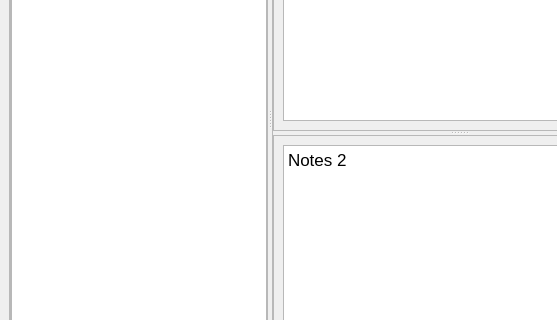
First picture: the form in resources/views/MainWindow.ui, repository namuan/junction, before the edit; both pictures show x 0 to 557 and y 230 to 550 of the 938 by 695 pixel window.
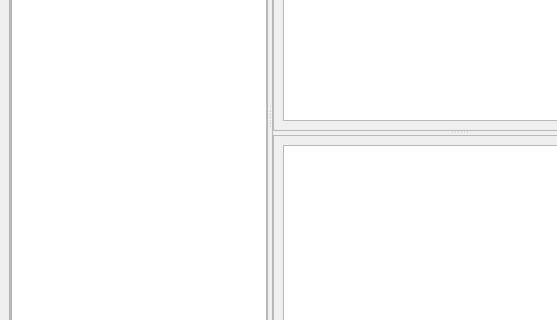
Second picture: the form after the edit.

The edit to the form file:
```diff
--- a/resources/views/MainWindow.ui
+++ b/resources/views/MainWindow.ui
@@ -152,7 +152,7 @@
 &lt;html&gt;&lt;head&gt;&lt;meta name=&quot;qrichtext&quot; content=&quot;1&quot; /&gt;&lt;style type=&quot;text/css&quot;&gt;
 p, li { white-space: pre-wrap; }
 &lt;/style&gt;&lt;/head&gt;&lt;body style=&quot; font-family:'.SF NS Text'; font-size:13pt; font-weight:400; font-style:normal;&quot;&gt;
-&lt;p style=&quot; margin-top:0px; margin-bottom:0px; margin-left:0px; margin-right:0px; -qt-block-indent:0; text-indent:0px;&quot;&gt;Notes 2&lt;/p&gt;&lt;/body&gt;&lt;/html&gt;</string>
+&lt;p style=&quot;-qt-paragraph-type:empty; margin-top:0px; margin-bottom:0px; margin-left:0px; margin-right:0px; -qt-block-indent:0; text-indent:0px;&quot;&gt;&lt;br /&gt;&lt;/p&gt;&lt;/body&gt;&lt;/html&gt;</string>
                   </property>
                  </widget>
                 </item>
```
